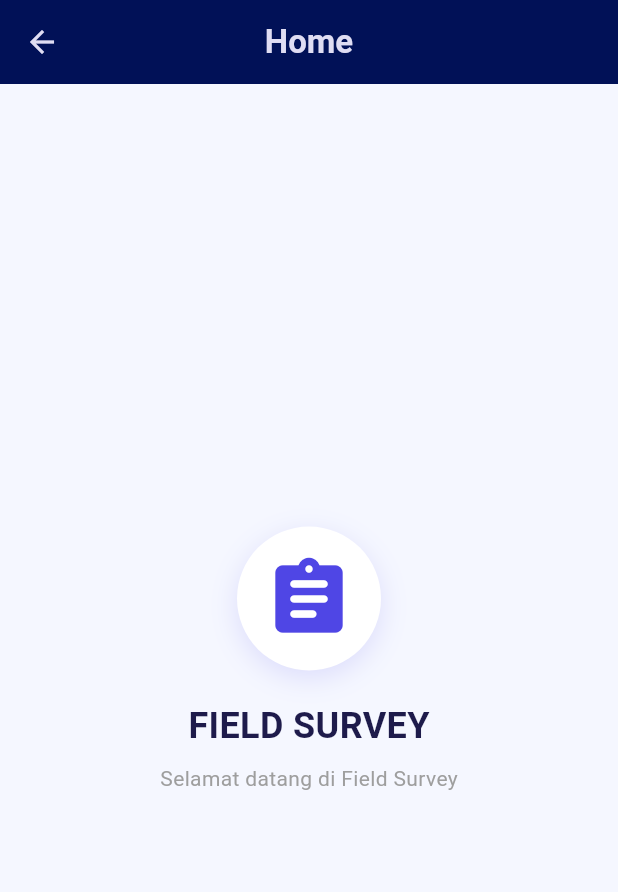
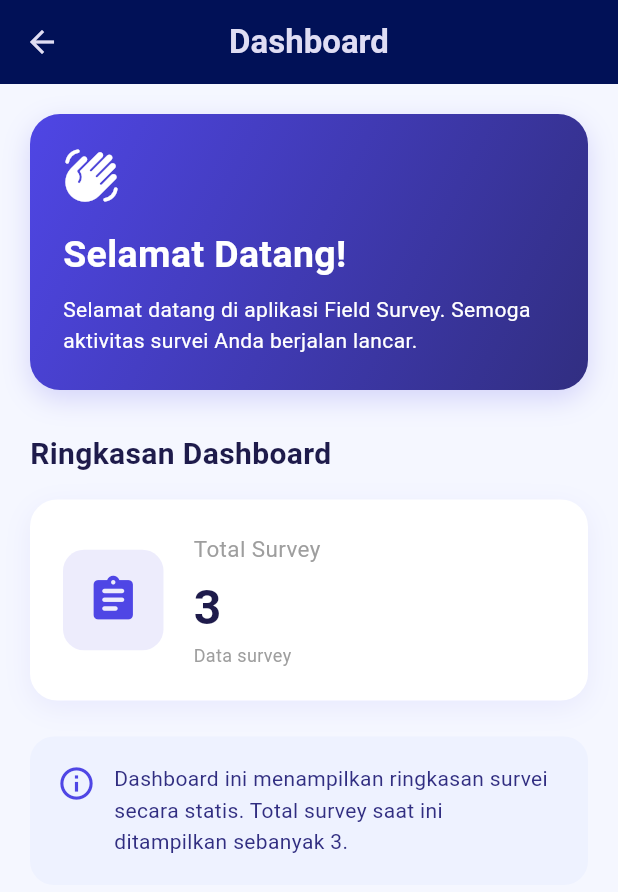
Before and after one commit to ardiardian23/field_survei_ardi, a Flutter app: the HomePage screen opened directly, on a phone screen of 412 x 824 dp. Shown: the top 892 px of the screen. Run offline on Flutter 3.47's test engine with Material 3 defaults, Android fonts, the phone set to English and light mode, and no system bars; our stand-ins replace flutter_map, go_router, image_picker, latlong2, shared_preferences; accounts and stored records are empty.

Commit message:
Perbaiki foto profil dan dashboard Flutter

```diff
--- a/lib/screens/dashboard/dasboard_page.dart
+++ b/lib/screens/dashboard/dasboard_page.dart
@@ -1,7 +1,7 @@
+
 import 'package:flutter/material.dart';
 import 'package:flutter_application_2/profile/profile_page.dart';
 import 'package:flutter_application_2/screens/dashboard/survey_page.dart';
-// import 'package:flutter_application_2/screens/profile/profile_page.dart';
 import 'package:shared_preferences/shared_preferences.dart';
 
 class DashboardPage extends StatefulWidget {
@@ -25,10 +25,7 @@ class _DashboardPageState extends State<DashboardPage> {
     getToken();
   }
 
-  // ============================================================
   // AMBIL TOKEN
-  // ============================================================
-
   Future<void> getToken() async {
     final prefs = await SharedPreferences.getInstance();
 
@@ -44,10 +41,6 @@ class _DashboardPageState extends State<DashboardPage> {
 
   @override
   Widget build(BuildContext context) {
-    // ============================================================
-    // LOADING
-    // ============================================================
-
     if (isLoadingToken) {
       return const Scaffold(
         body: Center(
@@ -56,32 +49,14 @@ class _DashboardPageState extends State<DashboardPage> {
       );
     }
 
-    // ============================================================
-    // DASHBOARD
-    // ============================================================
-
     return Scaffold(
       backgroundColor: const Color(0xFFF5F7FF),
 
       body: IndexedStack(
         index: currentIndex,
-
         children: [
-          // ======================================================
-          // HOME
-          // ======================================================
-
           const HomePage(),
-
-          // ======================================================
-          // SURVEY
-          // ======================================================
-
           const SurveyScreen(),
-
-          // ======================================================
-          // PROFILE
-          // ======================================================
 
           if (token != null && token!.isNotEmpty)
             ProfilePage(token: token!)
@@ -98,21 +73,12 @@ class _DashboardPageState extends State<DashboardPage> {
         ],
       ),
 
-      // ==========================================================
-      // BOTTOM NAVIGATION
-      // ==========================================================
-
       bottomNavigationBar: BottomNavigationBar(
         currentIndex: currentIndex,
-
         selectedItemColor: primary,
-
         unselectedItemColor: Colors.grey,
-
         backgroundColor: Colors.white,
-
         elevation: 10,
-
         type: BottomNavigationBarType.fixed,
 
         onTap: (index) {
@@ -122,30 +88,16 @@ class _DashboardPageState extends State<DashboardPage> {
         },
 
         items: const [
-          // ======================================================
-          // HOME
-          // ======================================================
-
           BottomNavigationBarItem(
             icon: Icon(Icons.home_outlined),
             activeIcon: Icon(Icons.home),
             label: 'Home',
           ),
-
-          // ======================================================
-          // SURVEY
-          // ======================================================
-
           BottomNavigationBarItem(
             icon: Icon(Icons.assignment_outlined),
             activeIcon: Icon(Icons.assignment),
             label: 'Survey',
           ),
-
-          // ======================================================
-          // PROFILE
-          // ======================================================
-
           BottomNavigationBarItem(
             icon: Icon(Icons.person_outline),
             activeIcon: Icon(Icons.person),
@@ -157,9 +109,9 @@ class _DashboardPageState extends State<DashboardPage> {
   }
 }
 
-// ================================================================
-// HOME PAGE
-// ================================================================
+// ============================================================
+// HOME PAGE / DASHBOARD STATIS
+// ============================================================
 
 class HomePage extends StatelessWidget {
   const HomePage({super.key});
@@ -171,91 +123,190 @@ class HomePage extends StatelessWidget {
     return Scaffold(
       backgroundColor: const Color(0xFFF5F7FF),
 
-      // ==========================================================
       // APP BAR
-      // ==========================================================
-
       appBar: AppBar(
         title: const Text(
-          'Home',
+          'Dashboard',
           style: TextStyle(
             fontWeight: FontWeight.bold,
           ),
         ),
-
         centerTitle: true,
-
         backgroundColor: const Color.fromARGB(255, 1, 17, 87),
-
         foregroundColor: const Color.fromARGB(255, 223, 221, 243),
-
         elevation: 0,
       ),
 
-      // ==========================================================
       // BODY
-      // ==========================================================
+      body: SingleChildScrollView(
+        padding: const EdgeInsets.all(20),
+        child: Column(
+          crossAxisAlignment: CrossAxisAlignment.start,
+          children: [
+            // SAMBUTAN
+            Container(
+              width: double.infinity,
+              padding: const EdgeInsets.all(22),
+              decoration: BoxDecoration(
+                gradient: const LinearGradient(
+                  colors: [
+                    Color(0xFF4F46E5),
+                    Color(0xFF312E81),
+                  ],
+                  begin: Alignment.topLeft,
+                  end: Alignment.bottomRight,
+                ),
+                borderRadius: BorderRadius.circular(20),
+                boxShadow: [
+                  BoxShadow(
+                    color: primary.withOpacity(0.2),
+                    blurRadius: 15,
+                    offset: const Offset(0, 6),
+                  ),
+                ],
+              ),
+              child: const Column(
+                crossAxisAlignment: CrossAxisAlignment.start,
+                children: [
+                  Icon(
+                    Icons.waving_hand_rounded,
+                    color: Colors.white,
+                    size: 38,
+                  ),
+                  SizedBox(height: 16),
+                  Text(
+                    'Selamat Datang!',
+                    style: TextStyle(
+                      fontSize: 25,
+                      fontWeight: FontWeight.bold,
+                      color: Colors.white,
+                    ),
+                  ),
+                  SizedBox(height: 8),
+                  Text(
+                    'Selamat datang di aplikasi Field Survey. '
+                    'Semoga aktivitas survei Anda berjalan lancar.',
+                    style: TextStyle(
+                      fontSize: 14,
+                      height: 1.5,
+                      color: Colors.white,
+                    ),
+                  ),
+                ],
+              ),
+            ),
 
-      body: Center(
-        child: Column(
-          mainAxisAlignment: MainAxisAlignment.center,
+            const SizedBox(height: 28),
 
-          children: [
-            // ====================================================
-            // ICON
-            // ====================================================
+            // JUDUL STATISTIK
+            const Text(
+              'Ringkasan Dashboard',
+              style: TextStyle(
+                fontSize: 20,
+                fontWeight: FontWeight.bold,
+                color: Color(0xFF1E1B4B),
+              ),
+            ),
 
+            const SizedBox(height: 16),
+
+            // KARTU TOTAL SURVEY
             Container(
-              padding: const EdgeInsets.all(18),
-
+              width: double.infinity,
+              padding: const EdgeInsets.all(22),
               decoration: BoxDecoration(
                 color: Colors.white,
-
-                shape: BoxShape.circle,
-
+                borderRadius: BorderRadius.circular(18),
                 boxShadow: [
                   BoxShadow(
-                    color: primary.withOpacity(0.15),
+                    color: primary.withOpacity(0.08),
                     blurRadius: 15,
                     offset: const Offset(0, 5),
                   ),
                 ],
               ),
-
+              child: Row(
+                children: [
+                  Container(
+                    padding: const EdgeInsets.all(16),
+                    decoration: BoxDecoration(
+                      color: primary.withOpacity(0.1),
+                      borderRadius: BorderRadius.circular(14),
+                    ),
                     child: const Icon(
                       Icons.assignment_rounded,
-                size: 60,
+                      size: 35,
                       color: primary,
                     ),
                   ),
 
-            const SizedBox(height: 20),
+                  const SizedBox(width: 20),
 
-            // ====================================================
-            // TITLE
-            // ====================================================
-
-            const Text(
-              'FIELD SURVEY',
-
+                  const Expanded(
+                    child: Column(
+                      crossAxisAlignment: CrossAxisAlignment.start,
+                      children: [
+                        Text(
+                          'Total Survey',
                           style: TextStyle(
-                fontSize: 24,
+                            fontSize: 15,
+                            color: Colors.grey,
+                          ),
+                        ),
+                        SizedBox(height: 6),
+                        Text(
+                          '3',
+                          style: TextStyle(
+                            fontSize: 32,
                             fontWeight: FontWeight.bold,
                             color: Color(0xFF1E1B4B),
                           ),
                         ),
+                        Text(
+                          'Data survey',
+                          style: TextStyle(
+                            fontSize: 12,
+                            color: Colors.grey,
+                          ),
+                        ),
+                      ],
+                    ),
+                  ),
+                ],
+              ),
+            ),
 
-            const SizedBox(height: 8),
+            const SizedBox(height: 24),
 
-            // ====================================================
-            // SUBTITLE
-            // ====================================================
-
-            const Text(
-              'Selamat datang di Field Survey',
-
+            // INFORMASI DASHBOARD
+            Container(
+              width: double.infinity,
+              padding: const EdgeInsets.all(18),
+              decoration: BoxDecoration(
+                color: const Color(0xFFEEF2FF),
+                borderRadius: BorderRadius.circular(16),
+              ),
+              child: const Row(
+                crossAxisAlignment: CrossAxisAlignment.start,
+                children: [
+                  Icon(
+                    Icons.info_outline,
+                    color: primary,
+                    size: 26,
+                  ),
+                  SizedBox(width: 12),
+                  Expanded(
+                    child: Text(
+                      'Dashboard ini menampilkan ringkasan '
+                      'survei secara statis. Total survey saat ini '
+                      'ditampilkan sebanyak 3.',
                       style: TextStyle(
-                color: Colors.grey,
+                        color: Color(0xFF312E81),
+                        height: 1.5,
+                      ),
+                    ),
+                  ),
+                ],
               ),
             ),
           ],
```
Also changed, not shown: lib/profile/profile_page.dart (+81 -92 lines). Lines whose indentation alone changed are shown as unchanged.
